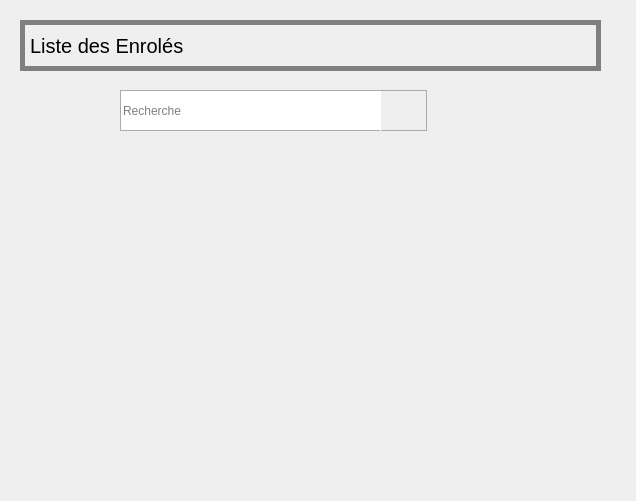
Qt form systeme_enrolement/enrolement/ui/liste.ui (OBAMARIE13/enrolement_pyqt) before a commit.
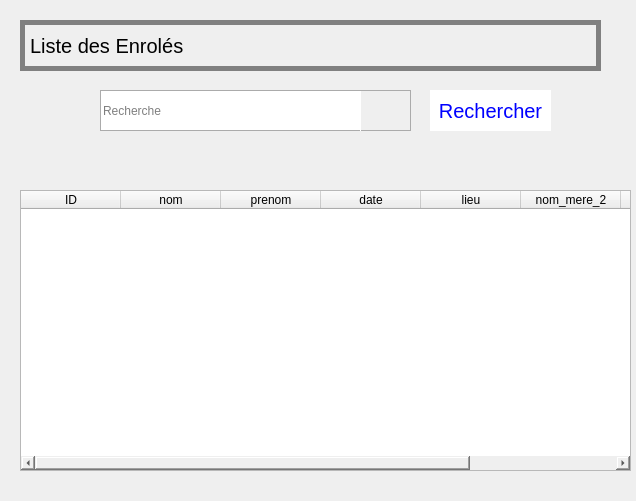
The same form after that commit. Icons and pictures are not drawn.

```diff
--- a/systeme_enrolement/enrolement/ui/liste.ui
+++ b/systeme_enrolement/enrolement/ui/liste.ui
@@ -19,7 +19,7 @@
   <widget class="QLabel" name="search">
    <property name="geometry">
     <rect>
-     <x>376</x>
+     <x>360</x>
      <y>90</y>
      <width>51</width>
      <height>41</height>
@@ -63,7 +63,7 @@
   <widget class="QLineEdit" name="search_label">
    <property name="geometry">
     <rect>
-     <x>120</x>
+     <x>100</x>
      <y>90</y>
      <width>261</width>
      <height>41</height>
@@ -80,6 +80,76 @@
     <string>Recherche</string>
    </property>
   </widget>
+  <widget class="QTableWidget" name="tableWidget">
+   <property name="geometry">
+    <rect>
+     <x>20</x>
+     <y>190</y>
+     <width>611</width>
+     <height>281</height>
+    </rect>
+   </property>
+   <column>
+    <property name="text">
+     <string>ID</string>
+    </property>
+   </column>
+   <column>
+    <property name="text">
+     <string>nom</string>
+    </property>
+   </column>
+   <column>
+    <property name="text">
+     <string>prenom</string>
+    </property>
+   </column>
+   <column>
+    <property name="text">
+     <string>date</string>
+    </property>
+   </column>
+   <column>
+    <property name="text">
+     <string>lieu</string>
+    </property>
+   </column>
+   <column>
+    <property name="text">
+     <string>nom_mere_2</string>
+    </property>
+   </column>
+   <column>
+    <property name="text">
+     <string>nom_pere_2</string>
+    </property>
+   </column>
+   <column>
+    <property name="text">
+     <string>pays</string>
+    </property>
+   </column>
+  </widget>
+  <widget class="QPushButton" name="btn_search">
+   <property name="geometry">
+    <rect>
+     <x>430</x>
+     <y>90</y>
+     <width>121</width>
+     <height>41</height>
+    </rect>
+   </property>
+   <property name="styleSheet">
+    <string notr="true">border-radius : 5px solid black;
+color : blue;
+font-size : 20px;
+border : none;
+background-color : white;</string>
+   </property>
+   <property name="text">
+    <string>Rechercher</string>
+   </property>
+  </widget>
  </widget>
  <resources>
   <include location="../images.qrc"/>
```
